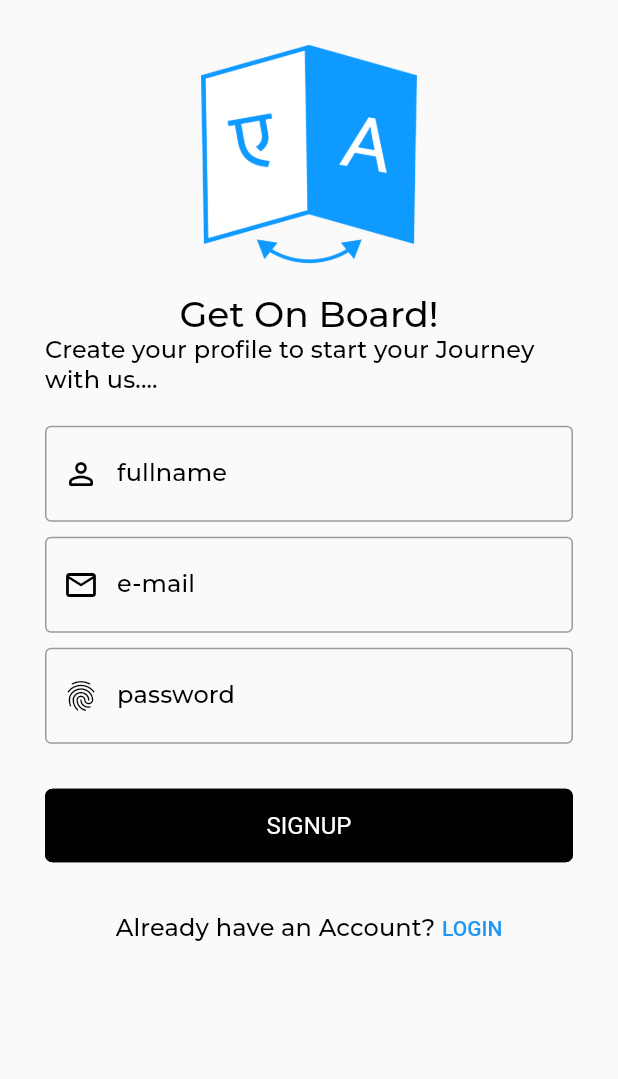
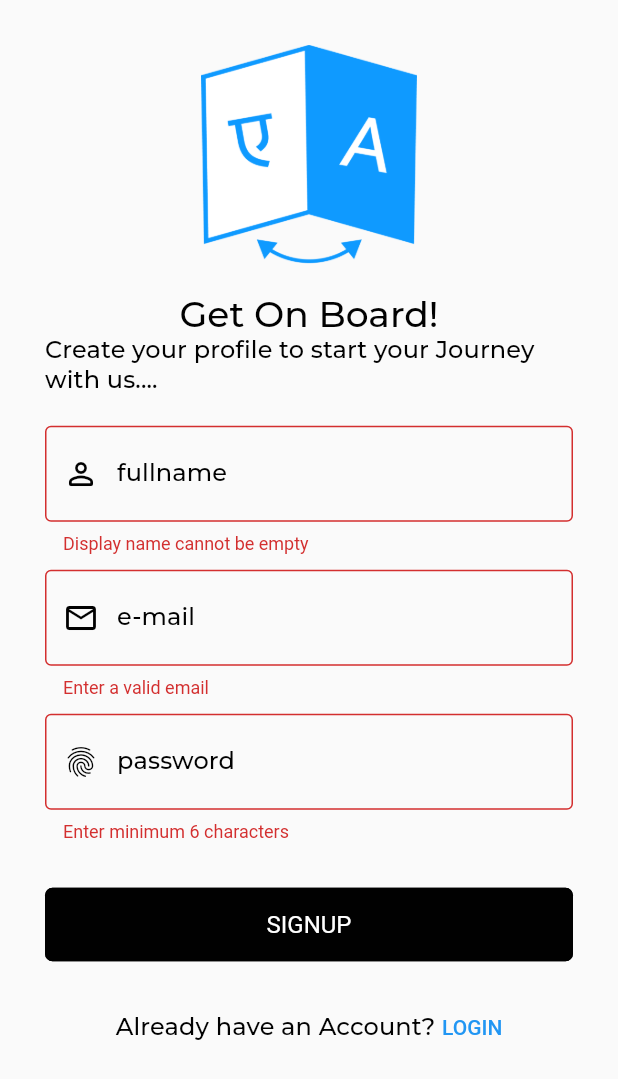
Before and after one commit to ajayrnairg/Mastek_Internship__App, a Flutter app: the SignUpScreen screen opened directly, after a tap on "SIGNUP", on a phone screen of 412 x 824 dp. Shown: the top 1079 px of the screen. Run offline on Flutter 3.47's test engine with Material 2 defaults, Android fonts, the phone set to English and light mode, and no system bars; our stand-ins replace cloud_firestore, email_validator, firebase_auth, firebase_core, get, google_fonts and 6 more; missing offline and left inert: flutter_sound; accounts and stored records are empty; project files that could hold a hidden picture were left out.

Commit message:
form validation done

```diff
--- a/Flutter_Application_Work/lib/src/features/screens/signup_screen/signup_form_widget.dart
+++ b/Flutter_Application_Work/lib/src/features/screens/signup_screen/signup_form_widget.dart
@@ -1,11 +1,10 @@
+import 'package:email_validator/email_validator.dart';
 import 'package:flutter/material.dart';
 import 'package:rough_app/src/features/controllers/signup_login_screen_controller.dart';
-
 
 import '../../../constants/sizes.dart';
 import '../../../constants/text_strings.dart';
 import '../../../utils/services/auth.dart';
-
 
 class SignupFormWidget extends StatefulWidget {
   const SignupFormWidget({
@@ -14,17 +13,16 @@ class SignupFormWidget extends StatefulWidget {
   });
 
   final SignupLoginScreenController controller;
+
   @override
   State<SignupFormWidget> createState() => _SignupFormWidgetState();
-
-
 }
 
 class _SignupFormWidgetState extends State<SignupFormWidget> {
-
   TextEditingController emailTextController = TextEditingController();
   TextEditingController passwordTextController = TextEditingController();
   TextEditingController displayNameTextController = TextEditingController();
+  final formKey = GlobalKey<FormState>();
 
   @override
   void dispose() {
@@ -39,6 +37,8 @@ class _SignupFormWidgetState extends State<SignupFormWidget> {
     return Container(
       padding: const EdgeInsets.symmetric(vertical: gFormHeight - 10.0),
       child: Form(
+        autovalidateMode: AutovalidateMode.onUserInteraction,
+        key: formKey,
         child: Column(
           crossAxisAlignment: CrossAxisAlignment.start,
           children: [
@@ -50,7 +50,15 @@ class _SignupFormWidgetState extends State<SignupFormWidget> {
                   label: Text(gFullName,
                       style: Theme.of(context).textTheme.titleSmall),
                   prefixIcon: const Icon(Icons.person_outline_rounded),
-                )),
+                ),
+                validator: (value) {
+                  if (value != null && value.isEmpty) {
+                    return "Display name cannot be empty";
+                  } else {
+                    return null;
+                  }
+                }
+            ),
             const SizedBox(height: gFormHeight - 20.0),
             TextFormField(
                 controller: emailTextController,
@@ -60,7 +68,14 @@ class _SignupFormWidgetState extends State<SignupFormWidget> {
                   label: Text(gEmail,
                       style: Theme.of(context).textTheme.titleSmall),
                   prefixIcon: const Icon(Icons.email_outlined),
-                )),
+                ),
+                validator: (emailId) {
+                  if (emailId != null && !EmailValidator.validate(emailId)) {
+                    return "Enter a valid email";
+                  } else {
+                    return null;
+                  }
+                }),
             const SizedBox(height: gFormHeight - 20.0),
             TextFormField(
               controller: passwordTextController,
@@ -71,14 +86,27 @@ class _SignupFormWidgetState extends State<SignupFormWidget> {
                 label: Text(gPassword,
                     style: Theme.of(context).textTheme.titleSmall),
                 prefixIcon: const Icon(Icons.fingerprint),
-                )),
+              ),
+              validator: (value) {
+                if (value != null && value.contains(" ")) {
+                  return "Password cannot contain empty spaces.";
+                } else if (value != null && value.length < 6) {
+                  return "Enter minimum 6 characters";
+                } else {
+                  return null;
+                }
+              },
+            ),
             const SizedBox(height: gFormHeight),
             SizedBox(
               width: double.infinity,
               child: ElevatedButton(
                 onPressed: () {
+                  final isValidForm = formKey.currentState!.validate();
+                  if (isValidForm) {
                     AuthMethods()
-                      .signUpWithEmailPassword(context,
+                        .signUpWithEmailPassword(
+                            context,
                             displayNameTextController.text,
                             emailTextController.text,
                             passwordTextController.text)
@@ -88,9 +116,10 @@ class _SignupFormWidgetState extends State<SignupFormWidget> {
                       // Navigator.push(context,
                       //     MaterialPageRoute(builder: (context) => const LogInScreen()));
                     }).onError((error, stackTrace) {
-                    print("Error while creating new account: ${error.toString()}");
+                      print(
+                          "Error while creating new account: ${error.toString()}");
                     });
-
+                  }
                 },
                 child: Text(gSignup.toUpperCase()),
               ),
--- a/Flutter_Application_Work/pubspec.yaml
+++ b/Flutter_Application_Work/pubspec.yaml
@@ -42,6 +42,7 @@ dependencies:
   toggle_switch: ^2.1.0
   flutter_sound: ^9.1.9
   permission_handler: ^9.2.0
+  email_validator: ^2.0.1
   firebase_auth:
   firebase_core:
   google_sign_in:
```
Also changed, not shown: Flutter_Application_Work/lib/src/features/screens/forgot_password_screen/forgot_password_screen.dart (+24 -17 lines), Flutter_Application_Work/lib/src/features/screens/login_screen/login_form_widget.dart (+39 -21 lines). Lines whose indentation alone changed are shown as unchanged.
